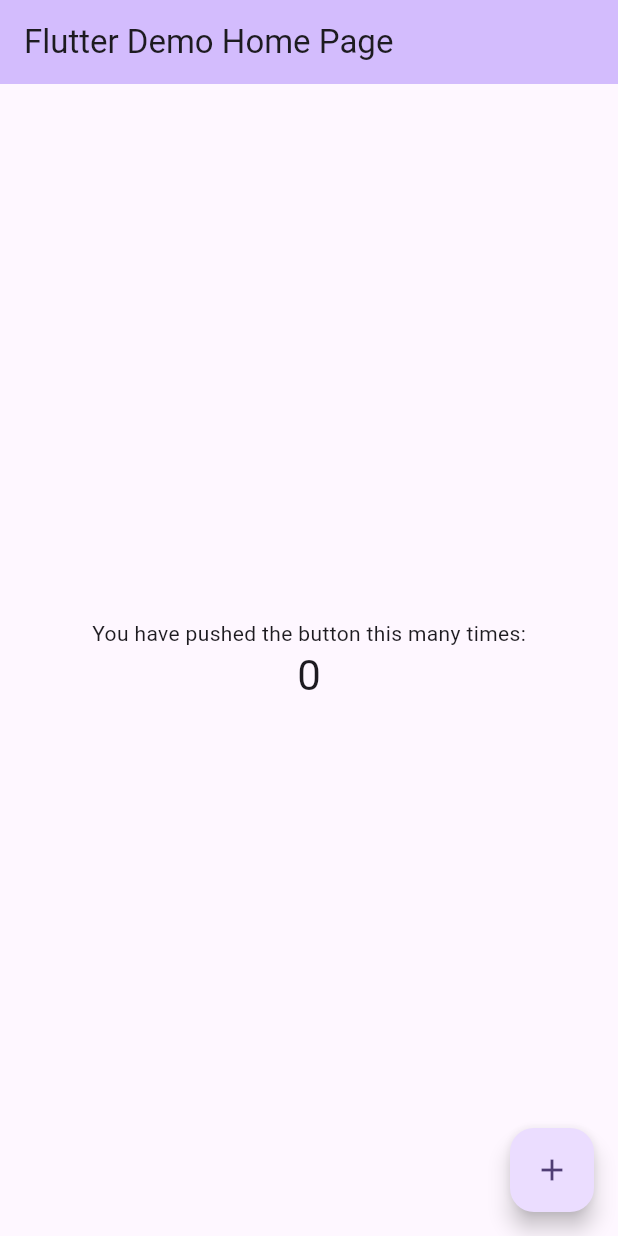
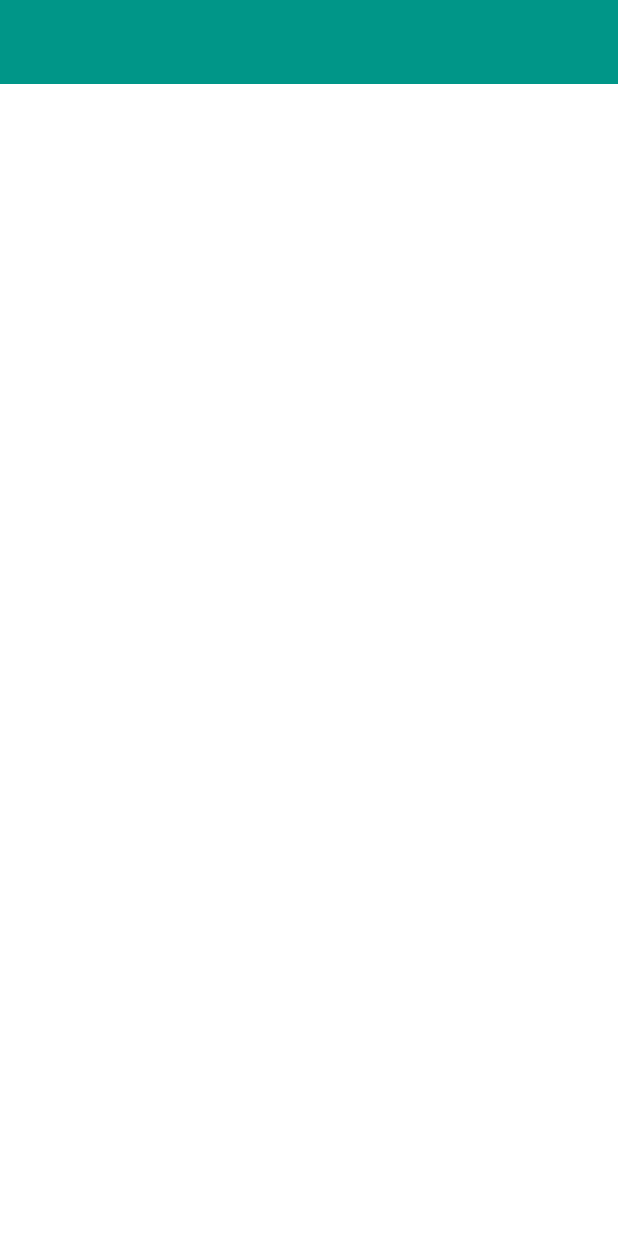
Before and after one commit to laiba-amjad9292/ShopSeeker, a Flutter app: the screen it shows after launch, on a phone screen of 412 x 824 dp. Run offline on Flutter 3.47's test engine with Material 3 defaults, Android fonts, the phone set to English and light mode, and no system bars; our stand-ins replace flutter_screenutil.

Commit message:
add app colors and extension

```diff
--- a/lib/main.dart
+++ b/lib/main.dart
@@ -7,102 +7,36 @@ void main() {
 class MyApp extends StatelessWidget {
   const MyApp({super.key});
 
-  // This widget is the root of your application.
   @override
   Widget build(BuildContext context) {
+    // SystemChrome.setSystemUIOverlayStyle(
+    //     const SystemUiOverlayStyle(statusBarColor: Colors.transparent));
     return MaterialApp(
-      title: 'Flutter Demo',
+      title: 'HomePage',
       theme: ThemeData(
+        colorScheme: ColorScheme.fromSeed(seedColor: Colors.teal),
+        useMaterial3: true,
+      ),
+      debugShowCheckedModeBanner: false,
 
-        colorScheme: ColorScheme.fromSeed(seedColor: Colors.deepPurple),
-      ),
-      home: const MyHomePage(title: 'Flutter Demo Home Page'),
+      home: MyHomePage(),
     );
   }
 }
 
 class MyHomePage extends StatefulWidget {
-  const MyHomePage({super.key, required this.title});
-
-  // This widget is the home page of your application. It is stateful, meaning
-  // that it has a State object (defined below) that contains fields that affect
-  // how it looks.
-
-  // This class is the configuration for the state. It holds the values (in this
-  // case the title) provided by the parent (in this case the App widget) and
-  // used by the build method of the State. Fields in a Widget subclass are
-  // always marked "final".
-
-  final String title;
+  const MyHomePage({super.key});
 
   @override
   State<MyHomePage> createState() => _MyHomePageState();
 }
 
 class _MyHomePageState extends State<MyHomePage> {
-  int _counter = 0;
-
-  void _incrementCounter() {
-    setState(() {
-      // This call to setState tells the Flutter framework that something has
-      // changed in this State, which causes it to rerun the build method below
-      // so that the display can reflect the updated values. If we changed
-      // _counter without calling setState(), then the build method would not be
-      // called again, and so nothing would appear to happen.
-      _counter++;
-    });
-  }
-
   @override
   Widget build(BuildContext context) {
-    // This method is rerun every time setState is called, for instance as done
-    // by the _incrementCounter method above.
-    //
-    // The Flutter framework has been optimized to make rerunning build methods
-    // fast, so that you can just rebuild anything that needs updating rather
-    // than having to individually change instances of widgets.
     return Scaffold(
-      appBar: AppBar(
-        // TRY THIS: Try changing the color here to a specific color (to
-        // Colors.amber, perhaps?) and trigger a hot reload to see the AppBar
-        // change color while the other colors stay the same.
-        backgroundColor: Theme.of(context).colorScheme.inversePrimary,
-        // Here we take the value from the MyHomePage object that was created by
-        // the App.build method, and use it to set our appbar title.
-        title: Text(widget.title),
-      ),
-      body: Center(
-        // Center is a layout widget. It takes a single child and positions it
-        // in the middle of the parent.
-        child: Column(
-          // Column is also a layout widget. It takes a list of children and
-          // arranges them vertically. By default, it sizes itself to fit its
-          // children horizontally, and tries to be as tall as its parent.
-          //
-          // Column has various properties to control how it sizes itself and
-          // how it positions its children. Here we use mainAxisAlignment to
-          // center the children vertically; the main axis here is the vertical
-          // axis because Columns are vertical (the cross axis would be
-          // horizontal).
-          //
-          // TRY THIS: Invoke "debug painting" (choose the "Toggle Debug Paint"
-          // action in the IDE, or press "p" in the console), to see the
-          // wireframe for each widget.
-          mainAxisAlignment: MainAxisAlignment.center,
-          children: <Widget>[
-            const Text('You have pushed the button this many times:'),
-            Text(
-              '$_counter',
-              style: Theme.of(context).textTheme.headlineMedium,
-            ),
-          ],
-        ),
-      ),
-      floatingActionButton: FloatingActionButton(
-        onPressed: _incrementCounter,
-        tooltip: 'Increment',
-        child: const Icon(Icons.add),
-      ), // This trailing comma makes auto-formatting nicer for build methods.
+      backgroundColor: Colors.white,
+      appBar: AppBar(backgroundColor: Colors.teal),
     );
   }
 }
```
Also changed, not shown: lib/utils/constants/app_colors.utils.dart (added, +17 -0 lines), lib/utils/extensions/size_extension.util.dart (added, +7 -0 lines), pubspec.yaml (+11 -5 lines), assets/images/map shadw.png (added), pubspec.lock, 4 other files.
